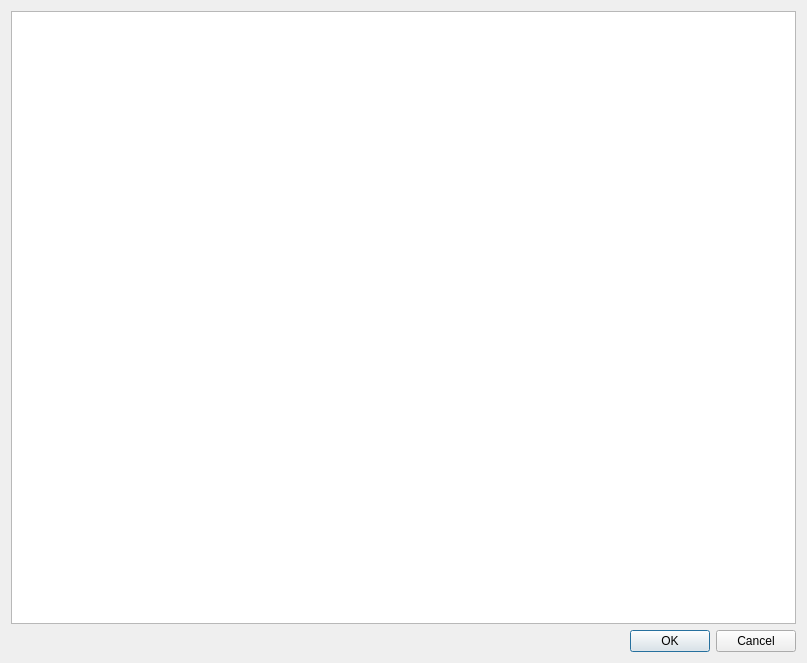
Rolisteam/rolisteam, file columndefinitiondialog.ui: the form before one commit.
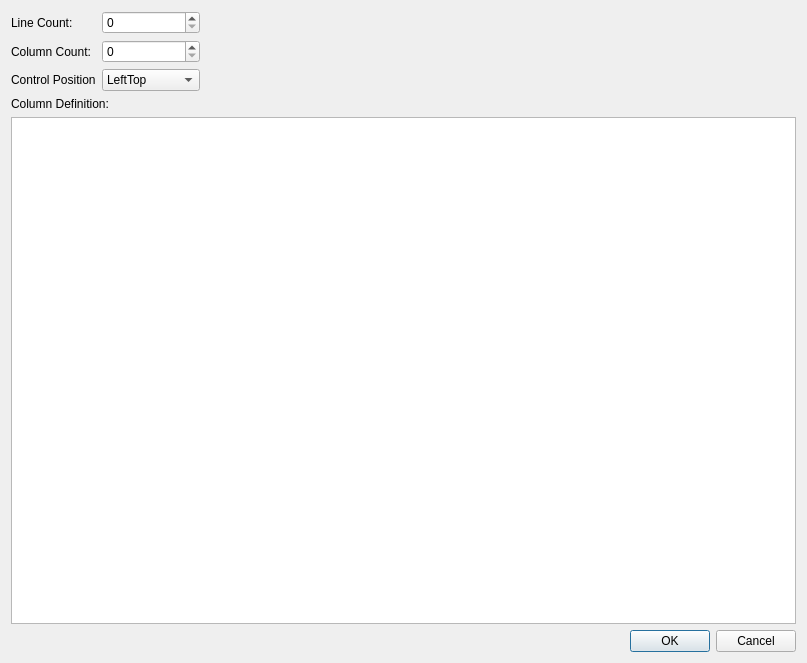
The form after the commit.

Commit message: -Better control over TableField

The edit to the form file:
```diff
--- a/columndefinitiondialog.ui
+++ b/columndefinitiondialog.ui
@@ -14,6 +14,105 @@
    <string>Dialog</string>
   </property>
   <layout class="QVBoxLayout" name="verticalLayout">
+   <item>
+    <layout class="QHBoxLayout" name="horizontalLayout">
+     <item>
+      <layout class="QFormLayout" name="formLayout">
+       <item row="0" column="0">
+        <widget class="QLabel" name="label_3">
+         <property name="text">
+          <string>Line Count:</string>
+         </property>
+        </widget>
+       </item>
+       <item row="0" column="1">
+        <widget class="QSpinBox" name="m_lineCountEdit"/>
+       </item>
+       <item row="1" column="0">
+        <widget class="QLabel" name="label_2">
+         <property name="text">
+          <string>Column Count:</string>
+         </property>
+        </widget>
+       </item>
+       <item row="1" column="1">
+        <widget class="QSpinBox" name="m_columnCountEdit"/>
+       </item>
+       <item row="2" column="0">
+        <widget class="QLabel" name="label">
+         <property name="text">
+          <string>Control Position</string>
+         </property>
+        </widget>
+       </item>
+       <item row="2" column="1">
+        <widget class="QComboBox" name="m_controlPositionCb">
+         <item>
+          <property name="text">
+           <string>LeftTop</string>
+          </property>
+         </item>
+         <item>
+          <property name="text">
+           <string>LeftBottom</string>
+          </property>
+         </item>
+         <item>
+          <property name="text">
+           <string>TopLeft</string>
+          </property>
+         </item>
+         <item>
+          <property name="text">
+           <string>TopRight</string>
+          </property>
+         </item>
+         <item>
+          <property name="text">
+           <string>BottomLeft</string>
+          </property>
+         </item>
+         <item>
+          <property name="text">
+           <string>BottomRight</string>
+          </property>
+         </item>
+         <item>
+          <property name="text">
+           <string>RightTop</string>
+          </property>
+         </item>
+         <item>
+          <property name="text">
+           <string>RightBottom</string>
+          </property>
+         </item>
+        </widget>
+       </item>
+      </layout>
+     </item>
+     <item>
+      <spacer name="horizontalSpacer">
+       <property name="orientation">
+        <enum>Qt::Horizontal</enum>
+       </property>
+       <property name="sizeHint" stdset="0">
+        <size>
+         <width>40</width>
+         <height>20</height>
+        </size>
+       </property>
+      </spacer>
+     </item>
+    </layout>
+   </item>
+   <item>
+    <widget class="QLabel" name="label_4">
+     <property name="text">
+      <string>Column Definition:</string>
+     </property>
+    </widget>
+   </item>
    <item>
     <widget class="QTableView" name="m_column2Field"/>
    </item>
```
The commit also changes 2 other files.
